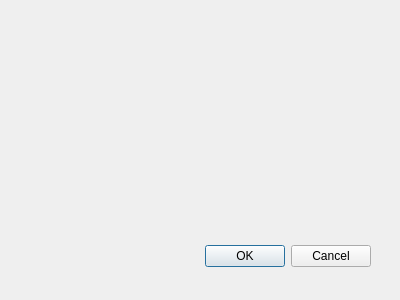
Before: the Qt Designer form varmixviewer/VarMixViewer_dialog_base.ui in FlorianTimm/VarMixViewer, drawn with Qt 5.
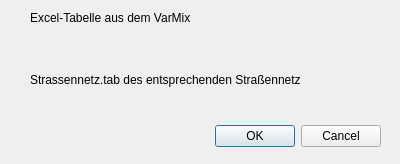
After: the same form once the commit is applied. Custom widgets are drawn as their Qt base class.

What changed in the file:
```diff
--- a/varmixviewer/VarMixViewer_dialog_base.ui
+++ b/varmixviewer/VarMixViewer_dialog_base.ui
@@ -1,22 +1,22 @@
 <ui version="4.0" >
  <class>VarMixViewerDialogBase</class>
- <widget class="QDialog" name="VarMixViewerDialogBase" >
-  <property name="geometry" >
+ <widget class="QDialog" name="VarMixViewerDialogBase">
+  <property name="geometry">
    <rect>
     <x>0</x>
     <y>0</y>
     <width>400</width>
-    <height>300</height>
+    <height>164</height>
    </rect>
   </property>
   <property name="windowTitle" >
    <string>VarMixViewer</string>
   </property>
-  <widget class="QDialogButtonBox" name="button_box" >
-   <property name="geometry" >
+  <widget class="QDialogButtonBox" name="button_box">
+   <property name="geometry">
     <rect>
-     <x>30</x>
-     <y>240</y>
+     <x>40</x>
+     <y>120</y>
      <width>341</width>
      <height>32</height>
     </rect>
@@ -28,7 +28,66 @@
     <set>QDialogButtonBox::Cancel|QDialogButtonBox::Ok</set>
    </property>
   </widget>
+  <widget class="QgsFileWidget" name="mQgsFileWidget">
+   <property name="geometry">
+    <rect>
+     <x>30</x>
+     <y>30</y>
+     <width>331</width>
+     <height>21</height>
+    </rect>
+   </property>
+   <property name="filter">
+    <string>*.xls</string>
+   </property>
+  </widget>
+  <widget class="QgsFileWidget" name="mQgsFileWidget_2">
+   <property name="geometry">
+    <rect>
+     <x>30</x>
+     <y>90</y>
+     <width>331</width>
+     <height>21</height>
+    </rect>
+   </property>
+   <property name="filter">
+    <string>*.tab</string>
+   </property>
+  </widget>
+  <widget class="QLabel" name="label">
+   <property name="geometry">
+    <rect>
+     <x>30</x>
+     <y>70</y>
+     <width>271</width>
+     <height>20</height>
+    </rect>
+   </property>
+   <property name="text">
+    <string>Strassennetz.tab des entsprechenden Straßennetzes</string>
+   </property>
+  </widget>
+  <widget class="QLabel" name="label_2">
+   <property name="geometry">
+    <rect>
+     <x>30</x>
+     <y>10</y>
+     <width>161</width>
+     <height>16</height>
+    </rect>
+   </property>
+   <property name="text">
+    <string>Excel-Tabelle aus dem VarMix</string>
+   </property>
+  </widget>
  </widget>
+ <customwidgets>
+  <customwidget>
+   <class>QgsFileWidget</class>
+   <extends>QWidget</extends>
+   <header>qgis.gui</header>
+  </customwidget>
+ </customwidgets>
  <resources/>
  <connections>
   <connection>
```
Left out of the diff: 33 changed lines with no effect on the pictures.
